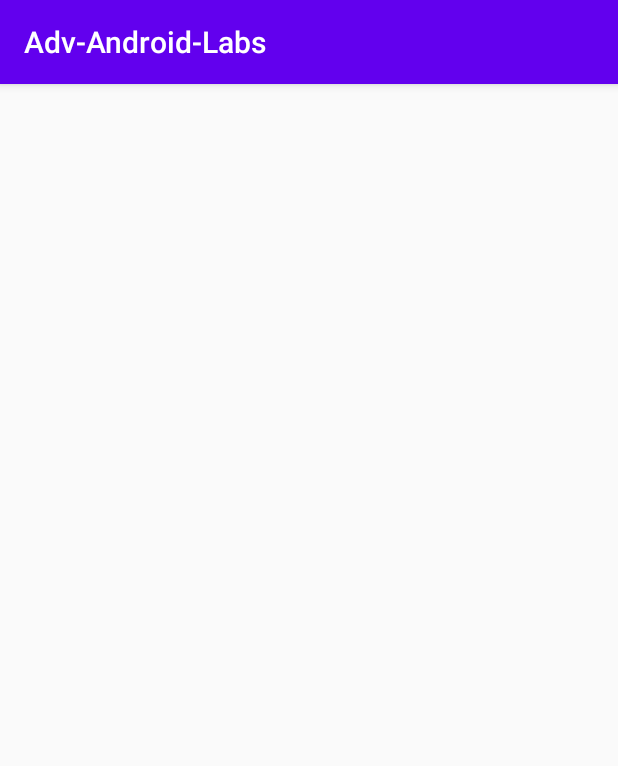
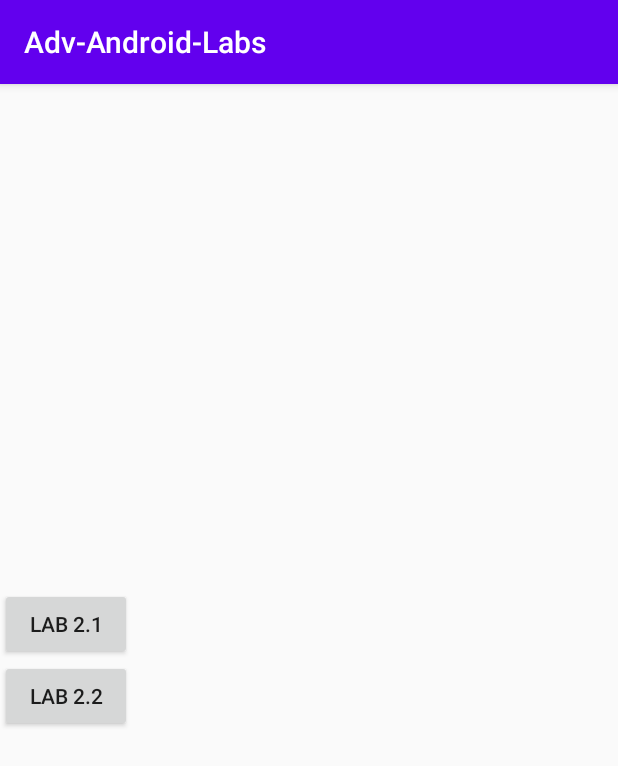
Before and after one commit to pbenipal61/Adv-Android-Labs, an Android app: the screen it shows after launch (MainActivity), on a phone screen of 412 x 824 dp. Shown: the top 766 px of the screen. Run offline under Robolectric (Android 15) with nearby library versions, the phone set to English and light mode, and no system bars.

Commit message:
Finished lab2.1

```diff
--- a/app/src/main/AndroidManifest.xml
+++ b/app/src/main/AndroidManifest.xml
@@ -9,7 +9,8 @@
         android:roundIcon="@mipmap/ic_launcher_round"
         android:supportsRtl="true"
         android:theme="@style/AppTheme">
-        <activity android:name=".Lab2_2"></activity>
+        <activity android:name=".Lab2_1"></activity>
+        <activity android:name=".Lab2_2" />
         <activity android:name=".MainActivity">
             <intent-filter>
                 <action android:name="android.intent.action.MAIN" />
--- a/app/src/main/java/com/postmaninteractive/adv_android_labs/MainActivity.java
+++ b/app/src/main/java/com/postmaninteractive/adv_android_labs/MainActivity.java
@@ -13,6 +13,17 @@ public class MainActivity extends AppCompatActivity {
     protected void onCreate(Bundle savedInstanceState) {
         super.onCreate(savedInstanceState);
 
+        setContentView(R.layout.activity_main);
+
+        Button lab21 = (Button) findViewById(R.id.lab_2_1);
+        lab21.setOnClickListener(new View.OnClickListener() {
+            @Override
+            public void onClick(View view) {
+                Intent intent = new Intent(getApplicationContext(), Lab2_1.class);
+                startActivity(intent);
+            }
+        });
+
         Button lab22 = (Button) findViewById(R.id.lab_2_2);
         lab22.setOnClickListener(new View.OnClickListener() {
             @Override
--- a/app/src/main/res/layout/activity_main.xml
+++ b/app/src/main/res/layout/activity_main.xml
@@ -17,11 +17,22 @@
             android:layout_width="wrap_content"
             android:layout_height="wrap_content">
 
-            <Button
-                android:id="@+id/lab_2_2"
-                android:layout_width="wrap_content"
+            <LinearLayout
+                android:layout_width="match_parent"
                 android:layout_height="wrap_content"
-                android:text="Lab 2.2" />
+                android:orientation="vertical">
+
+                <Button
+                    android:id="@+id/lab_2_1"
+                    android:layout_width="wrap_content"
+                    android:layout_height="wrap_content"
+                    android:text="Lab 2.1" />
+                <Button
+                    android:id="@+id/lab_2_2"
+                    android:layout_width="wrap_content"
+                    android:layout_height="wrap_content"
+                    android:text="Lab 2.2" />
+            </LinearLayout>
         </RelativeLayout>
     </RelativeLayout>
 
```
Also changed, not shown: app/src/main/java/com/postmaninteractive/adv_android_labs/Lab2_1.java (added, +27 -0 lines), app/src/main/java/com/postmaninteractive/adv_android_labs/Lab2_2.java (+19 -0 lines).
